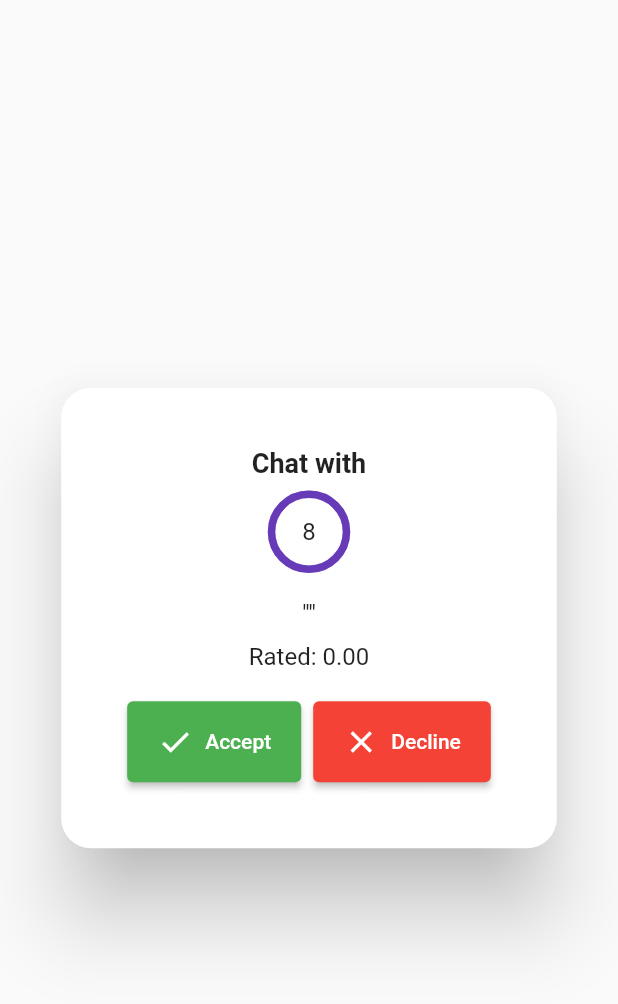
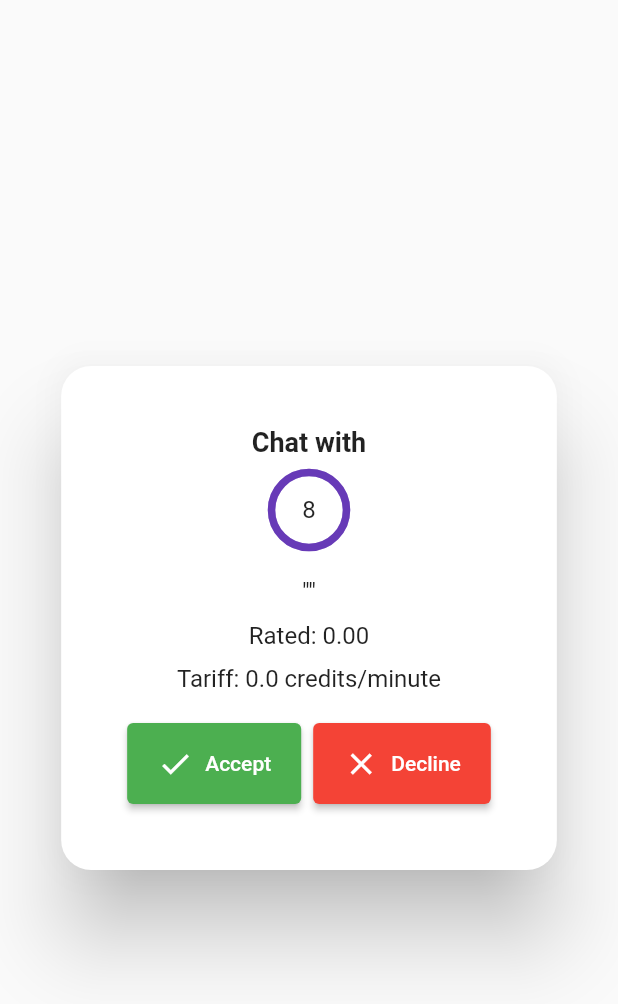
Before and after one commit to GetTeacherMechina/GetTeacherClient, a Flutter app: the ApproveTeacher widget shown alone on an empty page, opened directly with empty values, on a phone screen of 412 x 824 dp. Shown: the top 1004 px of the screen. Run offline on Flutter 3.47's test engine with Material 3 defaults, Android fonts, the phone set to English and light mode, and no system bars; our stand-ins replace email_validator, file_picker, progress_state_button, shared_preferences, socket_io_client; missing offline and left inert: flutter_webrtc, fuzzy, latext; accounts and stored records are empty; generated files the repository leaves out were written again; project files that could hold a hidden picture were left out.

Commit message:
Tariff in csgo

```diff
--- a/lib/net/call/student_call_model.dart
+++ b/lib/net/call/student_call_model.dart
@@ -8,6 +8,7 @@ class StudentCallModel {
   StudentCallModel(
     this.teacherBio,
     this.teacherRank,
+    this.teacherTariffPerMinute,
     this.meetingResponse,
     this.isFavorite,
   );
@@ -26,6 +27,9 @@ class StudentCallModel {
   @JsonKey(name: "TeacherRank")
   final double teacherRank;
 
+  @JsonKey(name: "TeacherTariffPerMinute")
+  final double teacherTariffPerMinute;
+
   @JsonKey(name: "MeetingResponseModel")
   final MeetingResponse meetingResponse;
 }
--- a/lib/views/student_main_screen/approve_teacher.dart
+++ b/lib/views/student_main_screen/approve_teacher.dart
@@ -67,6 +67,11 @@ class ApproveTeacher extends StatelessWidget {
                 "Rated: ${call.teacherRank.toStringAsFixed(2)}",
                 style: AppTheme.bodyTextStyle,
               ),
+              const SizedBox(height: 10),
+              Text(
+                "Tariff: ${call.teacherTariffPerMinute} credits/minute",
+                style: AppTheme.bodyTextStyle,
+              ),
               const SizedBox(height: 20),
               Row(
                 mainAxisAlignment: MainAxisAlignment.spaceBetween,
```
